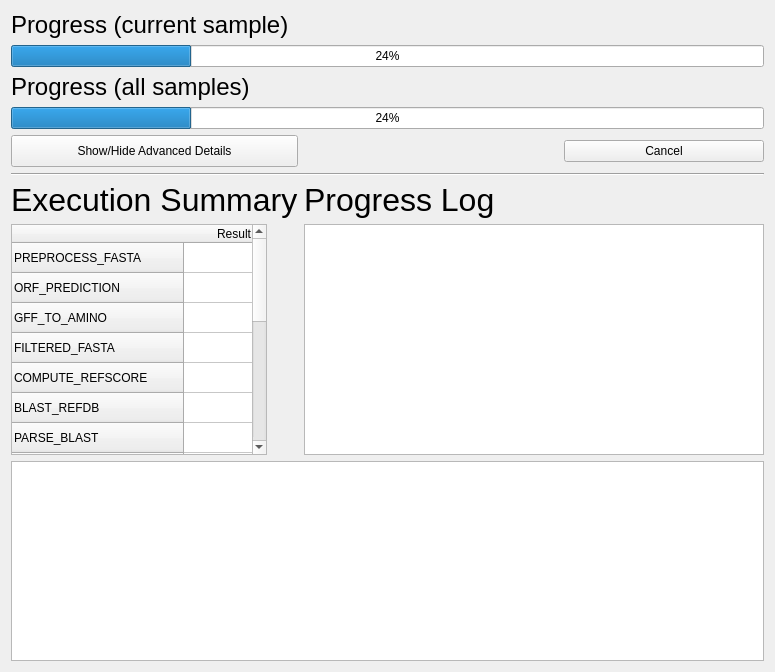
This is ProgressDialog.ui in hallamlab/MetaPathwaysGUI as Qt 5 draws it before an edit. The edited form follows.
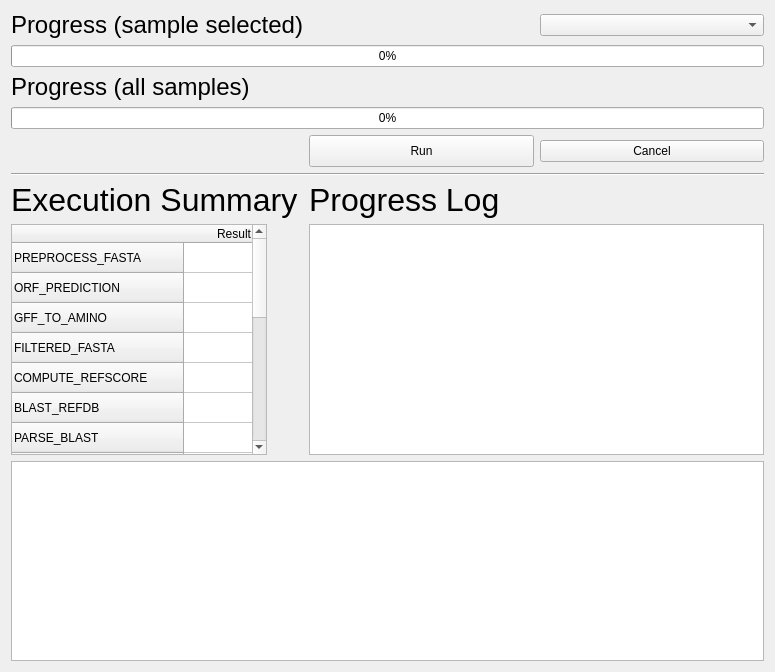
This is the edited form.

Commit message: revised progress window

The edit to the form file:
```diff
--- a/ProgressDialog.ui
+++ b/ProgressDialog.ui
@@ -14,10 +14,32 @@
    <string>Form</string>
   </property>
   <layout class="QGridLayout" name="gridLayout">
-   <item row="1" column="0" colspan="2">
+   <item row="0" column="0">
+    <widget class="QLabel" name="progressLabel">
+     <property name="font">
+      <font>
+       <pointsize>18</pointsize>
+      </font>
+     </property>
+     <property name="text">
+      <string>Progress (sample selected)</string>
+     </property>
+    </widget>
+   </item>
+   <item row="0" column="2">
+    <widget class="QComboBox" name="sampleSelect">
+     <property name="sizePolicy">
+      <sizepolicy hsizetype="Minimum" vsizetype="Fixed">
+       <horstretch>0</horstretch>
+       <verstretch>0</verstretch>
+      </sizepolicy>
+     </property>
+    </widget>
+   </item>
+   <item row="1" column="0" colspan="3">
     <widget class="QProgressBar" name="progressBar">
      <property name="value">
-      <number>24</number>
+      <number>0</number>
      </property>
     </widget>
    </item>
@@ -33,45 +55,39 @@
      </property>
     </widget>
    </item>
-   <item row="5" column="0" colspan="2">
-    <widget class="Line" name="line_2">
-     <property name="orientation">
-      <enum>Qt::Horizontal</enum>
-     </property>
-    </widget>
-   </item>
-   <item row="6" column="0">
-    <widget class="QLabel" name="summaryLabel">
-     <property name="font">
-      <font>
-       <pointsize>24</pointsize>
-      </font>
-     </property>
-     <property name="text">
-      <string>Execution Summary</string>
-     </property>
-    </widget>
-   </item>
-   <item row="3" column="0" colspan="2">
+   <item row="3" column="0" colspan="3">
     <widget class="QProgressBar" name="globalProgressBar">
      <property name="value">
-      <number>24</number>
+      <number>0</number>
      </property>
     </widget>
    </item>
-   <item row="6" column="1">
-    <widget class="QLabel" name="logLabel">
-     <property name="font">
-      <font>
-       <pointsize>24</pointsize>
-      </font>
+   <item row="4" column="1">
+    <widget class="QPushButton" name="runButton">
+     <property name="sizePolicy">
+      <sizepolicy hsizetype="Minimum" vsizetype="Fixed">
+       <horstretch>0</horstretch>
+       <verstretch>0</verstretch>
+      </sizepolicy>
+     </property>
+     <property name="minimumSize">
+      <size>
+       <width>200</width>
+       <height>32</height>
+      </size>
+     </property>
+     <property name="maximumSize">
+      <size>
+       <width>300</width>
+       <height>32</height>
+      </size>
      </property>
      <property name="text">
-      <string>Progress Log</string>
+      <string>Run</string>
      </property>
     </widget>
    </item>
-   <item row="4" column="1" alignment="Qt::AlignRight">
+   <item row="4" column="2">
     <widget class="QPushButton" name="cancelButton">
      <property name="sizePolicy">
       <sizepolicy hsizetype="Maximum" vsizetype="Fixed">
@@ -96,7 +112,26 @@
      </property>
     </widget>
    </item>
+   <item row="5" column="0" rowspan="2" colspan="3">
+    <widget class="Line" name="line_2">
+     <property name="orientation">
+      <enum>Qt::Horizontal</enum>
+     </property>
+    </widget>
+   </item>
    <item row="7" column="0">
+    <widget class="QLabel" name="summaryLabel">
+     <property name="font">
+      <font>
+       <pointsize>24</pointsize>
+      </font>
+     </property>
+     <property name="text">
+      <string>Execution Summary</string>
+     </property>
+    </widget>
+   </item>
+   <item row="8" column="0">
     <widget class="QTableWidget" name="summaryTable">
      <property name="sizePolicy">
       <sizepolicy hsizetype="Maximum" vsizetype="Expanding">
@@ -172,6 +207,11 @@
        <string>GENBANK_FILE</string>
       </property>
      </row>
+     <row>
+      <property name="text">
+       <string>CREATE_SEQUIN_FILES</string>
+      </property>
+     </row>
      <row>
       <property name="text">
        <string>CREATE_REPORT_FILES</string>
@@ -199,7 +239,23 @@
      </column>
     </widget>
    </item>
-   <item row="8" column="0" colspan="2">
+   <item row="8" column="1" colspan="2">
+    <widget class="QTextBrowser" name="logBrowser">
+     <property name="sizePolicy">
+      <sizepolicy hsizetype="MinimumExpanding" vsizetype="Expanding">
+       <horstretch>0</horstretch>
+       <verstretch>0</verstretch>
+      </sizepolicy>
+     </property>
+     <property name="minimumSize">
+      <size>
+       <width>400</width>
+       <height>228</height>
+      </size>
+     </property>
+    </widget>
+   </item>
+   <item row="9" column="0" colspan="3">
     <widget class="QTextEdit" name="standardOut">
      <property name="sizePolicy">
       <sizepolicy hsizetype="Expanding" vsizetype="Minimum">
@@ -219,55 +275,14 @@
     </widget>
    </item>
    <item row="7" column="1">
-    <widget class="QTextBrowser" name="logBrowser">
-     <property name="sizePolicy">
-      <sizepolicy hsizetype="MinimumExpanding" vsizetype="Expanding">
-       <horstretch>0</horstretch>
-       <verstretch>0</verstretch>
-      </sizepolicy>
-     </property>
-     <property name="minimumSize">
-      <size>
-       <width>400</width>
-       <height>228</height>
-      </size>
-     </property>
-    </widget>
-   </item>
-   <item row="0" column="0" colspan="2">
-    <widget class="QLabel" name="progressLabel">
+    <widget class="QLabel" name="logLabel">
      <property name="font">
       <font>
-       <pointsize>18</pointsize>
+       <pointsize>24</pointsize>
       </font>
      </property>
      <property name="text">
-      <string>Progress (current sample)</string>
-     </property>
-    </widget>
-   </item>
-   <item row="4" column="0">
-    <widget class="QPushButton" name="hideButton">
-     <property name="sizePolicy">
-      <sizepolicy hsizetype="Maximum" vsizetype="Fixed">
-       <horstretch>0</horstretch>
-       <verstretch>0</verstretch>
-      </sizepolicy>
-     </property>
-     <property name="minimumSize">
-      <size>
-       <width>200</width>
-       <height>32</height>
-      </size>
-     </property>
-     <property name="maximumSize">
-      <size>
-       <width>300</width>
-       <height>32</height>
-      </size>
-     </property>
-     <property name="text">
-      <string>Show/Hide Advanced Details</string>
+      <string>Progress Log</string>
      </property>
     </widget>
    </item>
```
The commit also changes 9 other files.
